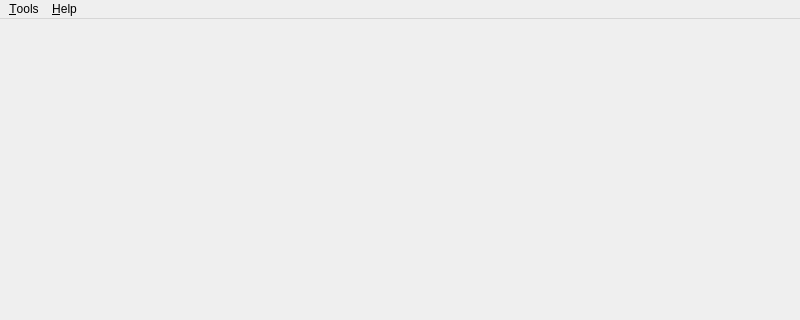
Kitware/seal-tk, file sealtk/noaa/gui/Window.ui: the form before one commit; both pictures show x 0 to 800 and y 0 to 320 of the 800 by 600 pixel window.
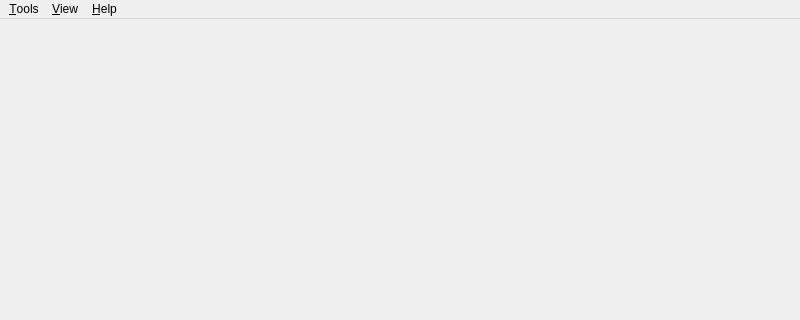
The form after the commit. Icons and pictures are not drawn. Custom widgets are drawn as their Qt base class.

Commit message:
Add ability to hide IR pane in NOAA GUI
Add a View menu to the NOAA GUI, with the (persisted) ability to toggle
whether or not the IR pane is visible.

What changed in the file:
```diff
--- a/sealtk/noaa/gui/Window.ui
+++ b/sealtk/noaa/gui/Window.ui
@@ -61,7 +61,14 @@
     <addaction name="menuPipeline"/>
     <addaction name="actionDeleteDetection"/>
    </widget>
+   <widget class="QMenu" name="menuView">
+    <property name="title">
+     <string>&amp;View</string>
+    </property>
+    <addaction name="actionShowIrPane"/>
+   </widget>
    <addaction name="menuTools"/>
+   <addaction name="menuView"/>
    <addaction name="menuHelp"/>
   </widget>
   <widget class="QDockWidget" name="trackDock">
```
Left out of the diff: 11 changed lines with no effect on the pictures. The commit also changes 1 other file.
